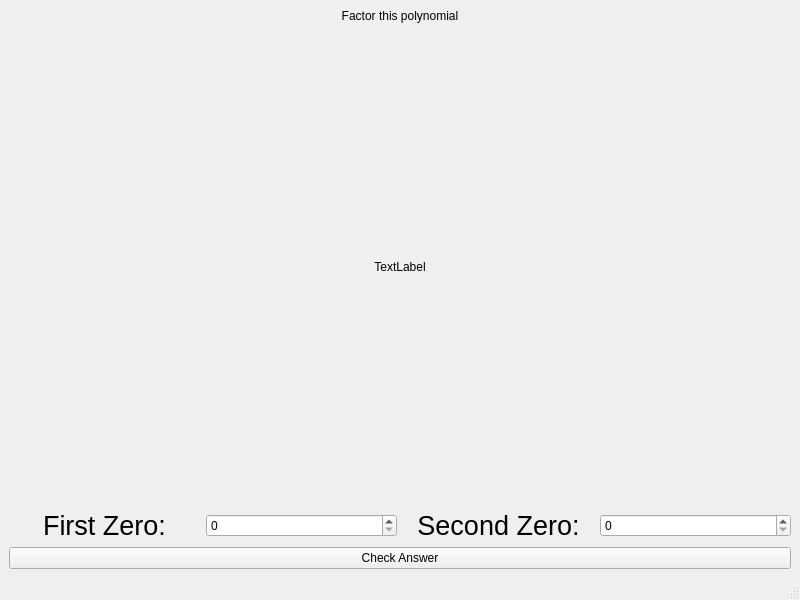
Qt form PracticeFactoringApplication/factoringapplicationwindow.ui (KoizumIsaac/PracticeFactoringApplication) before a commit.
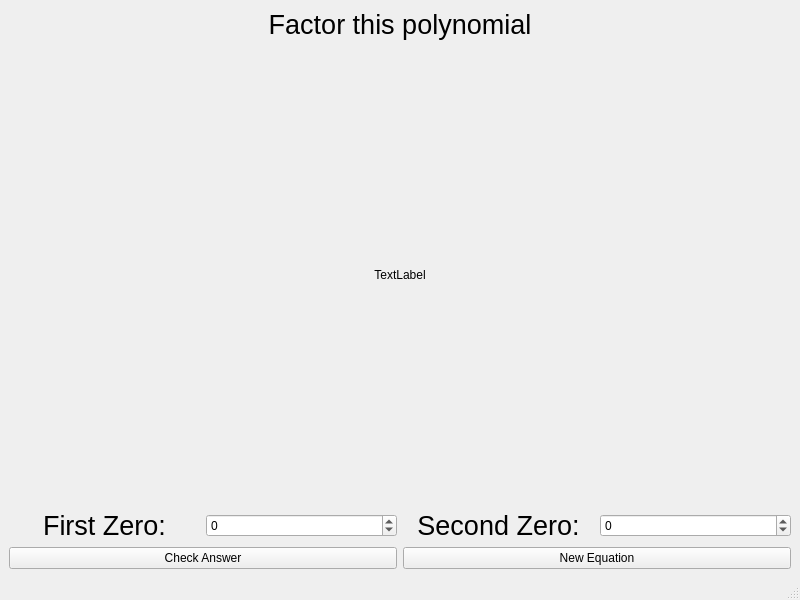
The same form after that commit.

Commit message: Now the diplay displays the correct newly updated equation.

The edit to the form file:
```diff
--- a/PracticeFactoringApplication/factoringapplicationwindow.ui
+++ b/PracticeFactoringApplication/factoringapplicationwindow.ui
@@ -14,9 +14,14 @@
    <string>Find the Zeros of the Polynomial!</string>
   </property>
   <widget class="QWidget" name="centralwidget">
-   <layout class="QVBoxLayout" name="verticalLayout" stretch="0,2,2,1">
+   <layout class="QVBoxLayout" name="verticalLayout" stretch="0,2,2,0">
     <item>
      <widget class="QLabel" name="promptLabel">
+      <property name="font">
+       <font>
+        <pointsize>20</pointsize>
+       </font>
+      </property>
       <property name="mouseTracking">
        <bool>true</bool>
       </property>
@@ -62,7 +67,14 @@
        </widget>
       </item>
       <item>
-       <widget class="QSpinBox" name="firstZeroInput"/>
+       <widget class="QSpinBox" name="firstZeroInputBox">
+        <property name="minimum">
+         <number>-10</number>
+        </property>
+        <property name="maximum">
+         <number>10</number>
+        </property>
+       </widget>
       </item>
       <item>
        <widget class="QLabel" name="secondZeroDesc">
@@ -80,16 +92,34 @@
        </widget>
       </item>
       <item>
-       <widget class="QSpinBox" name="secondZeroInput"/>
+       <widget class="QSpinBox" name="secondZeroInputBox">
+        <property name="minimum">
+         <number>-10</number>
+        </property>
+        <property name="maximum">
+         <number>10</number>
+        </property>
+       </widget>
       </item>
      </layout>
     </item>
+    <item>
+     <layout class="QHBoxLayout" name="horizontalLayout_2">
     <item>
      <widget class="QPushButton" name="checkAnswerButton">
       <property name="text">
        <string>Check Answer</string>
       </property>
      </widget>
+      </item>
+      <item>
+       <widget class="QPushButton" name="newEquationButton">
+        <property name="text">
+         <string>New Equation</string>
+        </property>
+       </widget>
+      </item>
+     </layout>
     </item>
    </layout>
   </widget>
```
Lines whose indentation alone changed are shown as unchanged. The commit also changes 3 other files.
